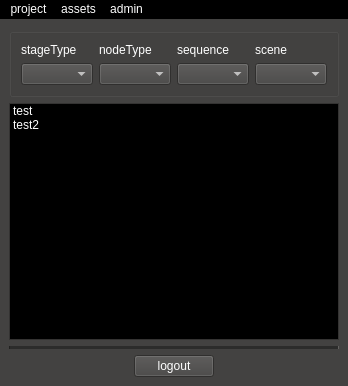
aumanimationstudios/rbhus, file rbhusUI/lib/rbhusPipeMainMod.ui: the form before one commit.
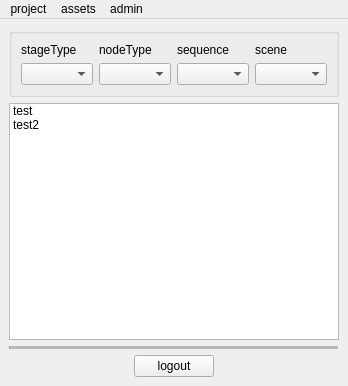
The form after the commit.

What changed in the file:
```diff
--- a/rbhusUI/lib/rbhusPipeMainMod.ui
+++ b/rbhusUI/lib/rbhusPipeMainMod.ui
@@ -16,421 +16,6 @@
     <verstretch>0</verstretch>
    </sizepolicy>
   </property>
-  <property name="palette">
-   <palette>
-    <active>
-     <colorrole role="WindowText">
-      <brush brushstyle="SolidPattern">
-       <color alpha="255">
-        <red>255</red>
-        <green>255</green>
-        <blue>255</blue>
-       </color>
-      </brush>
-     </colorrole>
-     <colorrole role="Button">
-      <brush brushstyle="SolidPattern">
-       <color alpha="255">
-        <red>67</red>
-        <green>66</green>
-        <blue>65</blue>
-       </color>
-      </brush>
-     </colorrole>
-     <colorrole role="Light">
-      <brush brushstyle="SolidPattern">
-       <color alpha="255">
-        <red>100</red>
-        <green>99</green>
-        <blue>97</blue>
-       </color>
-      </brush>
-     </colorrole>
-     <colorrole role="Midlight">
-      <brush brushstyle="SolidPattern">
-       <color alpha="255">
-        <red>83</red>
-        <green>82</green>
-        <blue>81</blue>
-       </color>
-      </brush>
-     </colorrole>
-     <colorrole role="Dark">
-      <brush brushstyle="SolidPattern">
-       <color alpha="255">
-        <red>33</red>
-        <green>33</green>
-        <blue>32</blue>
-       </color>
-      </brush>
-     </colorrole>
-     <colorrole role="Mid">
-      <brush brushstyle="SolidPattern">
-       <color alpha="255">
-        <red>44</red>
-        <green>44</green>
-        <blue>43</blue>
-       </color>
-      </brush>
-     </colorrole>
-     <colorrole role="Text">
-      <brush brushstyle="SolidPattern">
-       <color alpha="255">
-        <red>255</red>
-        <green>255</green>
-        <blue>255</blue>
-       </color>
-      </brush>
-     </colorrole>
-     <colorrole role="BrightText">
-      <brush brushstyle="SolidPattern">
-       <color alpha="255">
-        <red>255</red>
-        <green>255</green>
-        <blue>255</blue>
-       </color>
-      </brush>
-     </colorrole>
-     <colorrole role="ButtonText">
-      <brush brushstyle="SolidPattern">
-       <color alpha="255">
-        <red>255</red>
-        <green>255</green>
-        <blue>255</blue>
-       </color>
-      </brush>
-     </colorrole>
-     <colorrole role="Base">
-      <brush brushstyle="SolidPattern">
-       <color alpha="255">
-        <red>0</red>
-        <green>0</green>
-        <blue>0</blue>
-       </color>
-      </brush>
-     </colorrole>
-     <colorrole role="Window">
-      <brush brushstyle="SolidPattern">
-       <color alpha="255">
-        <red>67</red>
-        <green>66</green>
-        <blue>65</blue>
-       </color>
-      </brush>
-     </colorrole>
-     <colorrole role="Shadow">
-      <brush brushstyle="SolidPattern">
-       <color alpha="255">
-        <red>0</red>
-        <green>0</green>
-        <blue>0</blue>
-       </color>
-      </brush>
-     </colorrole>
-     <colorrole role="AlternateBase">
-      <brush brushstyle="SolidPattern">
-       <color alpha="255">
-        <red>33</red>
-        <green>33</green>
-        <blue>32</blue>
-       </color>
-      </brush>
-     </colorrole>
-     <colorrole role="ToolTipBase">
-      <brush brushstyle="SolidPattern">
-       <color alpha="255">
-        <red>255</red>
-        <green>255</green>
-        <blue>220</blue>
-       </color>
-      </brush>
-     </colorrole>
-     <colorrole role="ToolTipText">
-      <brush brushstyle="SolidPattern">
-       <color alpha="255">
-        <red>0</red>
-        <green>0</green>
-        <blue>0</blue>
-       </color>
-      </brush>
-     </colorrole>
-    </active>
-    <inactive>
-     <colorrole role="WindowText">
-      <brush brushstyle="SolidPattern">
-       <color alpha="255">
-        <red>255</red>
-        <green>255</green>
-        <blue>255</blue>
-       </color>
-      </brush>
-     </colorrole>
-     <colorrole role="Button">
-      <brush brushstyle="SolidPattern">
-       <color alpha="255">
-        <red>67</red>
-        <green>66</green>
-        <blue>65</blue>
-       </color>
-      </brush>
-     </colorrole>
-     <colorrole role="Light">
-      <brush brushstyle="SolidPattern">
-       <color alpha="255">
-        <red>100</red>
-        <green>99</green>
-        <blue>97</blue>
-       </color>
-      </brush>
-     </colorrole>
-     <colorrole role="Midlight">
-      <brush brushstyle="SolidPattern">
-       <color alpha="255">
-        <red>83</red>
-        <green>82</green>
-        <blue>81</blue>
-       </color>
-      </brush>
-     </colorrole>
-     <colorrole role="Dark">
-      <brush brushstyle="SolidPattern">
-       <color alpha="255">
-        <red>33</red>
-        <green>33</green>
-        <blue>32</blue>
-       </color>
-      </brush>
-     </colorrole>
-     <colorrole role="Mid">
-      <brush brushstyle="SolidPattern">
-       <color alpha="255">
-        <red>44</red>
-        <green>44</green>
-        <blue>43</blue>
-       </color>
-      </brush>
-     </colorrole>
-     <colorrole role="Text">
-      <brush brushstyle="SolidPattern">
-       <color alpha="255">
-        <red>255</red>
-        <green>255</green>
-        <blue>255</blue>
-       </color>
-      </brush>
-     </colorrole>
-     <colorrole role="BrightText">
-      <brush brushstyle="SolidPattern">
-       <color alpha="255">
-        <red>255</red>
-        <green>255</green>
-        <blue>255</blue>
-       </color>
-      </brush>
-     </colorrole>
-     <colorrole role="ButtonText">
-      <brush brushstyle="SolidPattern">
-       <color alpha="255">
-        <red>255</red>
-        <green>255</green>
-        <blue>255</blue>
-       </color>
-      </brush>
-     </colorrole>
-     <colorrole role="Base">
-      <brush brushstyle="SolidPattern">
-       <color alpha="255">
-        <red>0</red>
-        <green>0</green>
-        <blue>0</blue>
-       </color>
-      </brush>
-     </colorrole>
-     <colorrole role="Window">
-      <brush brushstyle="SolidPattern">
-       <color alpha="255">
-        <red>67</red>
-        <green>66</green>
-        <blue>65</blue>
-       </color>
-      </brush>
-     </colorrole>
-     <colorrole role="Shadow">
-      <brush brushstyle="SolidPattern">
-       <color alpha="255">
-        <red>0</red>
-        <green>0</green>
-        <blue>0</blue>
-       </color>
-      </brush>
-     </colorrole>
-     <colorrole role="AlternateBase">
-      <brush brushstyle="SolidPattern">
-       <color alpha="255">
-        <red>33</red>
-        <green>33</green>
-        <blue>32</blue>
-       </color>
-      </brush>
-     </colorrole>
-     <colorrole role="ToolTipBase">
-      <brush brushstyle="SolidPattern">
-       <color alpha="255">
-        <red>255</red>
-        <green>255</green>
-        <blue>220</blue>
-       </color>
-      </brush>
-     </colorrole>
-     <colorrole role="ToolTipText">
-      <brush brushstyle="SolidPattern">
-       <color alpha="255">
-        <red>0</red>
-        <green>0</green>
-        <blue>0</blue>
-       </color>
-      </brush>
-     </colorrole>
-    </inactive>
-    <disabled>
-     <colorrole role="WindowText">
-      <brush brushstyle="SolidPattern">
-       <color alpha="255">
-        <red>33</red>
-        <green>33</green>
-        <blue>32</blue>
-       </color>
-      </brush>
-     </colorrole>
-     <colorrole role="Button">
-      <brush brushstyle="SolidPattern">
-       <color alpha="255">
-        <red>67</red>
-        <green>66</green>
-        <blue>65</blue>
-       </color>
-      </brush>
-     </colorrole>
-     <colorrole role="Light">
-      <brush brushstyle="SolidPattern">
-       <color alpha="255">
-        <red>100</red>
-        <green>99</green>
-        <blue>97</blue>
-       </color>
-      </brush>
-     </colorrole>
-     <colorrole role="Midlight">
-      <brush brushstyle="SolidPattern">
-       <color alpha="255">
-        <red>83</red>
-        <green>82</green>
-        <blue>81</blue>
-       </color>
-      </brush>
-     </colorrole>
-     <colorrole role="Dark">
-      <brush brushstyle="SolidPattern">
-       <color alpha="255">
-        <red>33</red>
-        <green>33</green>
-        <blue>32</blue>
-       </color>
-      </brush>
-     </colorrole>
-     <colorrole role="Mid">
-      <brush brushstyle="SolidPattern">
-       <color alpha="255">
-        <red>44</red>
-        <green>44</green>
-        <blue>43</blue>
-       </color>
-      </brush>
-     </colorrole>
-     <colorrole role="Text">
-      <brush brushstyle="SolidPattern">
-       <color alpha="255">
-        <red>33</red>
-        <green>33</green>
-        <blue>32</blue>
-       </color>
-      </brush>
-     </colorrole>
-     <colorrole role="BrightText">
-      <brush brushstyle="SolidPattern">
-       <color alpha="255">
-        <red>255</red>
-        <green>255</green>
-        <blue>255</blue>
-       </color>
-      </brush>
-     </colorrole>
-     <colorrole role="ButtonText">
-      <brush brushstyle="SolidPattern">
-       <color alpha="255">
-        <red>33</red>
-        <green>33</green>
-        <blue>32</blue>
-       </color>
-      </brush>
-     </colorrole>
-     <colorrole role="Base">
-      <brush brushstyle="SolidPattern">
-       <color alpha="255">
-        <red>67</red>
-        <green>66</green>
-        <blue>65</blue>
-       </color>
-      </brush>
-     </colorrole>
-     <colorrole role="Window">
-      <brush brushstyle="SolidPattern">
-       <color alpha="255">
-        <red>67</red>
-        <green>66</green>
-        <blue>65</blue>
-       </color>
-      </brush>
-     </colorrole>
-     <colorrole role="Shadow">
-      <brush brushstyle="SolidPattern">
-       <color alpha="255">
-        <red>0</red>
-        <green>0</green>
-        <blue>0</blue>
-       </color>
-      </brush>
-     </colorrole>
-     <colorrole role="AlternateBase">
-      <brush brushstyle="SolidPattern">
-       <color alpha="255">
-        <red>67</red>
-        <green>66</green>
-        <blue>65</blue>
-       </color>
-      </brush>
-     </colorrole>
-     <colorrole role="ToolTipBase">
-      <brush brushstyle="SolidPattern">
-       <color alpha="255">
-        <red>255</red>
-        <green>255</green>
-        <blue>220</blue>
-       </color>
-      </brush>
-     </colorrole>
-     <colorrole role="ToolTipText">
-      <brush brushstyle="SolidPattern">
-       <color alpha="255">
-        <red>0</red>
-        <green>0</green>
-        <blue>0</blue>
-       </color>
-      </brush>
-     </colorrole>
-    </disabled>
-   </palette>
-  </property>
   <property name="windowTitle">
    <string>Rbhus Production Management</string>
   </property>
@@ -568,421 +153,6 @@
      <height>19</height>
     </rect>
    </property>
-   <property name="palette">
-    <palette>
-     <active>
-      <colorrole role="WindowText">
-       <brush brushstyle="SolidPattern">
-        <color alpha="255">
-         <red>255</red>
-         <green>255</green>
-         <blue>255</blue>
-        </color>
-       </brush>
-      </colorrole>
-      <colorrole role="Button">
-       <brush brushstyle="SolidPattern">
-        <color alpha="255">
-         <red>0</red>
-         <green>0</green>
-         <blue>0</blue>
-        </color>
-       </brush>
-      </colorrole>
-      <colorrole role="Light">
-       <brush brushstyle="SolidPattern">
-        <color alpha="255">
-         <red>0</red>
-         <green>0</green>
-         <blue>0</blue>
-        </color>
-       </brush>
-      </colorrole>
-      <colorrole role="Midlight">
-       <brush brushstyle="SolidPattern">
-        <color alpha="255">
-         <red>0</red>
-         <green>0</green>
-         <blue>0</blue>
-        </color>
-       </brush>
-      </colorrole>
-      <colorrole role="Dark">
-       <brush brushstyle="SolidPattern">
-        <color alpha="255">
-         <red>0</red>
-         <green>0</green>
-         <blue>0</blue>
-        </color>
-       </brush>
-      </colorrole>
-      <colorrole role="Mid">
-       <brush brushstyle="SolidPattern">
-        <color alpha="255">
-         <red>0</red>
-         <green>0</green>
-         <blue>0</blue>
-        </color>
-       </brush>
-      </colorrole>
-      <colorrole role="Text">
-       <brush brushstyle="SolidPattern">
-        <color alpha="255">
-         <red>255</red>
-         <green>255</green>
-         <blue>255</blue>
-        </color>
-       </brush>
-      </colorrole>
-      <colorrole role="BrightText">
-       <brush brushstyle="SolidPattern">
-        <color alpha="255">
-         <red>255</red>
-         <green>255</green>
-         <blue>255</blue>
-        </color>
-       </brush>
-      </colorrole>
-      <colorrole role="ButtonText">
-       <brush brushstyle="SolidPattern">
-        <color alpha="255">
-         <red>255</red>
-         <green>255</green>
-         <blue>255</blue>
-        </color>
-       </brush>
-      </colorrole>
-      <colorrole role="Base">
-       <brush brushstyle="SolidPattern">
-        <color alpha="255">
-         <red>0</red>
-         <green>0</green>
-         <blue>0</blue>
-        </color>
-       </brush>
-      </colorrole>
-      <colorrole role="Window">
-       <brush brushstyle="SolidPattern">
-        <color alpha="255">
-         <red>0</red>
-         <green>0</green>
-         <blue>0</blue>
-        </color>
-       </brush>
-      </colorrole>
-      <colorrole role="Shadow">
-       <brush brushstyle="SolidPattern">
-        <color alpha="255">
-         <red>0</red>
-         <green>0</green>
-         <blue>0</blue>
-        </color>
-       </brush>
-      </colorrole>
-      <colorrole role="AlternateBase">
-       <brush brushstyle="SolidPattern">
-        <color alpha="255">
-         <red>0</red>
-         <green>0</green>
-         <blue>0</blue>
-        </color>
-       </brush>
-      </colorrole>
-      <colorrole role="ToolTipBase">
-       <brush brushstyle="SolidPattern">
-        <color alpha="255">
-         <red>255</red>
-         <green>255</green>
-         <blue>220</blue>
-        </color>
-       </brush>
-      </colorrole>
-      <colorrole role="ToolTipText">
-       <brush brushstyle="SolidPattern">
-        <color alpha="255">
-         <red>0</red>
-         <green>0</green>
-         <blue>0</blue>
-        </color>
-       </brush>
-      </colorrole>
-     </active>
-     <inactive>
-      <colorrole role="WindowText">
-       <brush brushstyle="SolidPattern">
-        <color alpha="255">
-         <red>255</red>
-         <green>255</green>
-         <blue>255</blue>
-        </color>
-       </brush>
-      </colorrole>
-      <colorrole role="Button">
-       <brush brushstyle="SolidPattern">
-        <color alpha="255">
-         <red>0</red>
-         <green>0</green>
-         <blue>0</blue>
-        </color>
-       </brush>
-      </colorrole>
-      <colorrole role="Light">
-       <brush brushstyle="SolidPattern">
-        <color alpha="255">
-         <red>0</red>
-         <green>0</green>
-         <blue>0</blue>
-        </color>
-       </brush>
-      </colorrole>
-      <colorrole role="Midlight">
-       <brush brushstyle="SolidPattern">
-        <color alpha="255">
-         <red>0</red>
-         <green>0</green>
-         <blue>0</blue>
-        </color>
-       </brush>
-      </colorrole>
-      <colorrole role="Dark">
-       <brush brushstyle="SolidPattern">
-        <color alpha="255">
-         <red>0</red>
-         <green>0</green>
-         <blue>0</blue>
-        </color>
-       </brush>
-      </colorrole>
-      <colorrole role="Mid">
-       <brush brushstyle="SolidPattern">
-        <color alpha="255">
-         <red>0</red>
-         <green>0</green>
-         <blue>0</blue>
-        </color>
-       </brush>
-      </colorrole>
-      <colorrole role="Text">
-       <brush brushstyle="SolidPattern">
-        <color alpha="255">
-         <red>255</red>
-         <green>255</green>
-         <blue>255</blue>
-        </color>
-       </brush>
-      </colorrole>
-      <colorrole role="BrightText">
-       <brush brushstyle="SolidPattern">
-        <color alpha="255">
-         <red>255</red>
-         <green>255</green>
-         <blue>255</blue>
-        </color>
-       </brush>
-      </colorrole>
-      <colorrole role="ButtonText">
-       <brush brushstyle="SolidPattern">
-        <color alpha="255">
-         <red>255</red>
-         <green>255</green>
-         <blue>255</blue>
-        </color>
-       </brush>
-      </colorrole>
-      <colorrole role="Base">
-       <brush brushstyle="SolidPattern">
-        <color alpha="255">
-         <red>0</red>
-         <green>0</green>
-         <blue>0</blue>
-        </color>
-       </brush>
-      </colorrole>
-      <colorrole role="Window">
-       <brush brushstyle="SolidPattern">
-        <color alpha="255">
-         <red>0</red>
-         <green>0</green>
-         <blue>0</blue>
-        </color>
-       </brush>
-      </colorrole>
-      <colorrole role="Shadow">
-       <brush brushstyle="SolidPattern">
-        <color alpha="255">
-         <red>0</red>
-         <green>0</green>
-         <blue>0</blue>
-        </color>
-       </brush>
-      </colorrole>
-      <colorrole role="AlternateBase">
-       <brush brushstyle="SolidPattern">
-        <color alpha="255">
-         <red>0</red>
-         <green>0</green>
-         <blue>0</blue>
-        </color>
-       </brush>
-      </colorrole>
-      <colorrole role="ToolTipBase">
-       <brush brushstyle="SolidPattern">
-        <color alpha="255">
-         <red>255</red>
-         <green>255</green>
-         <blue>220</blue>
-        </color>
-       </brush>
-      </colorrole>
-      <colorrole role="ToolTipText">
-       <brush brushstyle="SolidPattern">
-        <color alpha="255">
-         <red>0</red>
-         <green>0</green>
-         <blue>0</blue>
-        </color>
-       </brush>
-      </colorrole>
-     </inactive>
-     <disabled>
-      <colorrole role="WindowText">
-       <brush brushstyle="SolidPattern">
-        <color alpha="255">
-         <red>0</red>
-         <green>0</green>
-         <blue>0</blue>
-        </color>
-       </brush>
-      </colorrole>
-      <colorrole role="Button">
-       <brush brushstyle="SolidPattern">
-        <color alpha="255">
-         <red>0</red>
-         <green>0</green>
-         <blue>0</blue>
-        </color>
-       </brush>
-      </colorrole>
-      <colorrole role="Light">
-       <brush brushstyle="SolidPattern">
-        <color alpha="255">
-         <red>0</red>
-         <green>0</green>
-         <blue>0</blue>
-        </color>
-       </brush>
-      </colorrole>
-      <colorrole role="Midlight">
-       <brush brushstyle="SolidPattern">
-        <color alpha="255">
-         <red>0</red>
-         <green>0</green>
-         <blue>0</blue>
-        </color>
-       </brush>
-      </colorrole>
-      <colorrole role="Dark">
-       <brush brushstyle="SolidPattern">
-        <color alpha="255">
-         <red>0</red>
-         <green>0</green>
-         <blue>0</blue>
-        </color>
-       </brush>
-      </colorrole>
-      <colorrole role="Mid">
-       <brush brushstyle="SolidPattern">
-        <color alpha="255">
-         <red>0</red>
-         <green>0</green>
-         <blue>0</blue>
-        </color>
-       </brush>
-      </colorrole>
-      <colorrole role="Text">
-       <brush brushstyle="SolidPattern">
-        <color alpha="255">
-         <red>0</red>
-         <green>0</green>
-         <blue>0</blue>
-        </color>
-       </brush>
-      </colorrole>
-      <colorrole role="BrightText">
-       <brush brushstyle="SolidPattern">
-        <color alpha="255">
-         <red>255</red>
-         <green>255</green>
-         <blue>255</blue>
-        </color>
-       </brush>
-      </colorrole>
-      <colorrole role="ButtonText">
-       <brush brushstyle="SolidPattern">
-        <color alpha="255">
-         <red>0</red>
-         <green>0</green>
-         <blue>0</blue>
-        </color>
-       </brush>
-      </colorrole>
-      <colorrole role="Base">
-       <brush brushstyle="SolidPattern">
-        <color alpha="255">
-         <red>0</red>
-         <green>0</green>
-         <blue>0</blue>
-        </color>
-       </brush>
-      </colorrole>
-      <colorrole role="Window">
-       <brush brushstyle="SolidPattern">
-        <color alpha="255">
-         <red>0</red>
-         <green>0</green>
-         <blue>0</blue>
-        </color>
-       </brush>
-      </colorrole>
-      <colorrole role="Shadow">
-       <brush brushstyle="SolidPattern">
-        <color alpha="255">
-         <red>0</red>
-         <green>0</green>
-         <blue>0</blue>
-        </color>
-       </brush>
-      </colorrole>
-      <colorrole role="AlternateBase">
-       <brush brushstyle="SolidPattern">
-        <color alpha="255">
-         <red>0</red>
-         <green>0</green>
-         <blue>0</blue>
-        </color>
-       </brush>
-      </colorrole>
-      <colorrole role="ToolTipBase">
-       <brush brushstyle="SolidPattern">
-        <color alpha="255">
-         <red>255</red>
-         <green>255</green>
-         <blue>220</blue>
-        </color>
-       </brush>
-      </colorrole>
-      <colorrole role="ToolTipText">
-       <brush brushstyle="SolidPattern">
-        <color alpha="255">
-         <red>0</red>
-         <green>0</green>
-         <blue>0</blue>
-        </color>
-       </brush>
-      </colorrole>
-     </disabled>
-    </palette>
-   </property>
    <widget class="QMenu" name="menuAssets">
     <property name="title">
      <string>assets</string>
```
